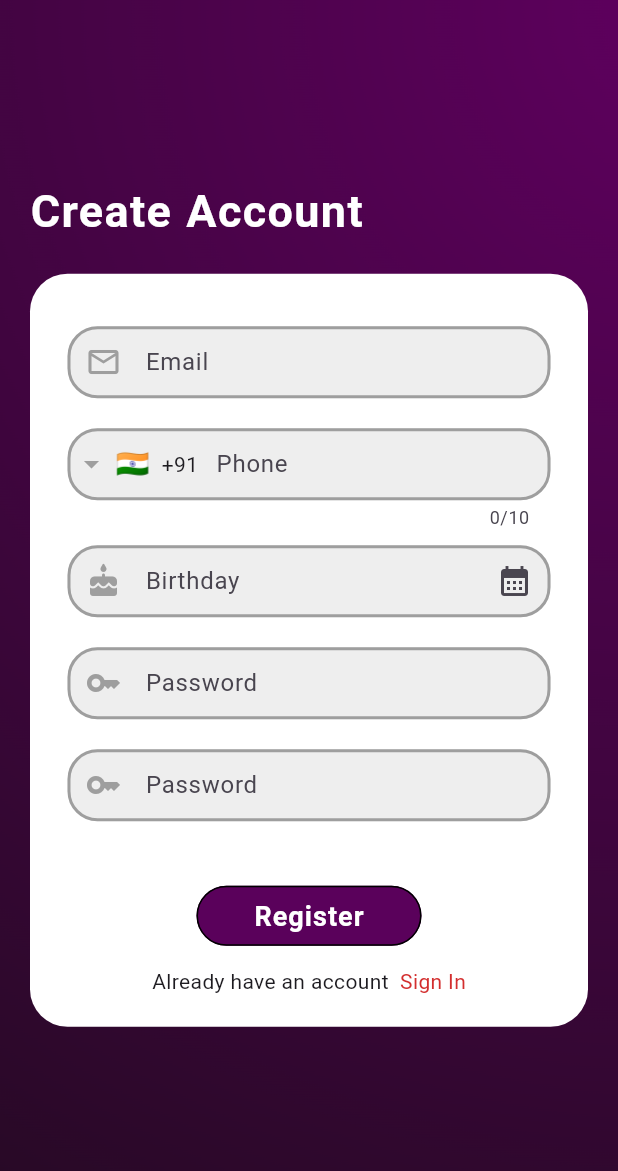
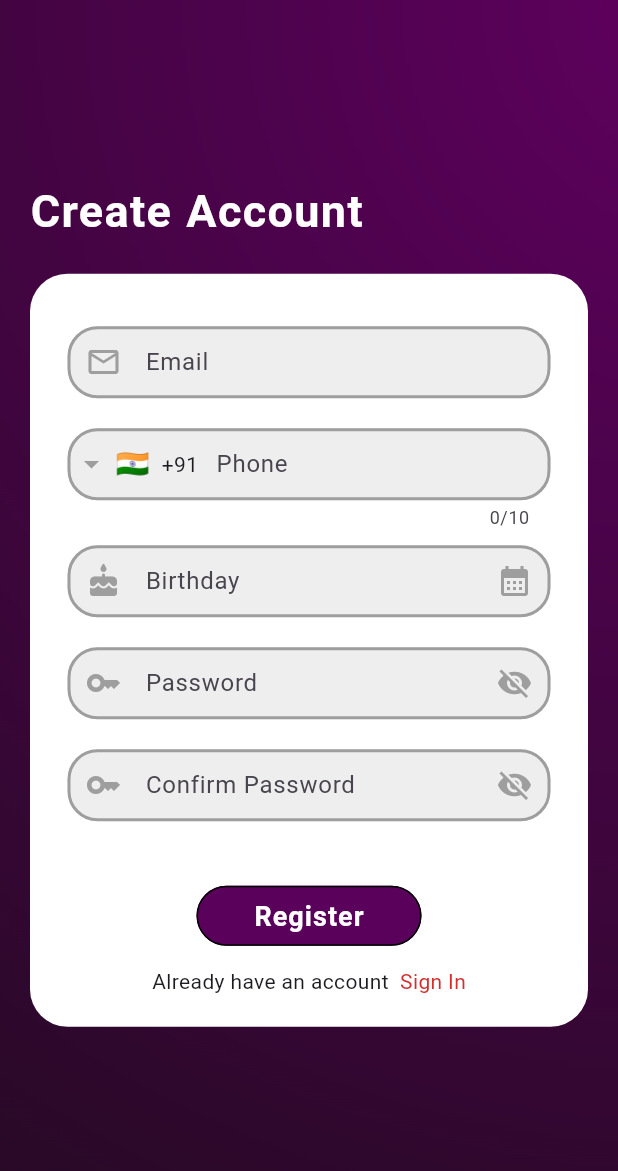
Before and after one commit to Shrish-KS/LockBox, a Flutter app: the SignIn screen opened directly, after a tap on "Login", after a tap on "Register", on a phone screen of 412 x 824 dp. Shown: the top 1171 px of the screen. Run offline on Flutter 3.47's test engine with Material 3 defaults, Android fonts, the light colour scheme and no system bars; drawn by our look-alikes of date_field, intl_phone_field; our stand-ins replace firebase_auth, firebase_core, flutter_contacts, flutter_spinkit, quickalert, smooth_page_indicator; accounts and stored records are empty.

Commit message:
dialog box

```diff
--- a/lib/main.dart
+++ b/lib/main.dart
@@ -1,9 +1,13 @@
+import 'package:firebase_core/firebase_core.dart';
 import 'package:flutter/material.dart';
 import 'package:lockbox/screens/Authentication/register.dart';
 import 'package:lockbox/screens/onboarding/onboard.dart';
 import 'package:lockbox/screens/Authentication/signin.dart';
+import 'package:lockbox/screens/loading.dart';
 
-void main() {
+void main() async{
+  WidgetsFlutterBinding.ensureInitialized();
+  await Firebase.initializeApp();
   runApp(const MyApp());
 }
 
--- a/lib/screens/Authentication/register.dart
+++ b/lib/screens/Authentication/register.dart
@@ -3,6 +3,7 @@ import 'package:flutter/material.dart';
 import 'package:intl_phone_field/intl_phone_field.dart';
 import 'package:intl_phone_field/phone_number.dart';
 import 'package:lockbox/screens/Authentication/signin.dart';
+import 'package:lockbox/screens/loading.dart';
 import 'package:lockbox/screens/onboarding/onboard.dart';
 import 'package:lockbox/shared/constants.dart';
 import 'package:quickalert/quickalert.dart';
@@ -22,16 +23,16 @@ class _RegisterState extends State<Register> {
   String pass="";
   String phone="";
   String checkpass="";
-  bool error=false;
-  String errormessage="";
+  String error="";
   DateTime dob=DateTime.now();
   String name="";
-  String finalname="";
-
+  bool loading=false;
+  bool _passwordVisible=false;
+  bool _passwordVisible2=false;
   @override
   Widget build(BuildContext context) {
     return SafeArea(
-      child: Scaffold(
+      child: loading?Loading():Scaffold(
           body: Container(
               alignment: Alignment.center,
               decoration: BoxDecoration(
@@ -121,7 +122,19 @@ class _RegisterState extends State<Register> {
                               SizedBox(height: 20,),
                               Container(
                                 child: TextFormField(
-                                  decoration: textinputdecoration.copyWith(hintText: "Password",prefixIcon: Icon(Icons.key),label: Text("Password")),
+                                  obscureText: !_passwordVisible,
+                                  decoration: textinputdecoration.copyWith(hintText: "Password",prefixIcon: Icon(Icons.key),label: Text("Password"),suffixIcon: IconButton(
+                                    icon: Icon(
+                                      _passwordVisible
+                                          ? Icons.visibility
+                                          : Icons.visibility_off,
+                                    ),
+                                    onPressed: () {
+                                      setState(() {
+                                        _passwordVisible = !_passwordVisible;
+                                      });
+                                    },
+                                  ),),
                                   validator: (val) => val!.length<6?"Password should be atleast 6 charecters":null,
                                   onChanged: (val) =>{
                                     pass=val
@@ -136,7 +149,19 @@ class _RegisterState extends State<Register> {
                               SizedBox(height: 20,),
                               Container(
                                 child: TextFormField(
-                                  decoration: textinputdecoration.copyWith(hintText: "Password",prefixIcon: Icon(Icons.key),label: Text("Password")),
+                                  obscureText: !_passwordVisible2,
+                                  decoration: textinputdecoration.copyWith(hintText: "Confirm Password",prefixIcon: Icon(Icons.key),label: Text("Confirm Password"),suffixIcon: IconButton(
+                                    icon: Icon(
+                                      _passwordVisible2
+                                          ? Icons.visibility
+                                          : Icons.visibility_off,
+                                    ),
+                                    onPressed: () {
+                                      setState(() {
+                                        _passwordVisible2 = !_passwordVisible2;
+                                      });
+                                    },
+                                  ),),
                                   validator: (val){
                                     if(val==null || val.length<6){
                                       return "Password should be atleast 6 charecters";
@@ -158,13 +183,13 @@ class _RegisterState extends State<Register> {
                               ),
                               SizedBox(height: 15,),
                               Text(
-                                errormessage,
+                                error,
                                 style: TextStyle(
                                   color: Colors.red,
                                   fontSize: 17
                                 ),
                               ),
-                              error?SizedBox(height: 10,):Container(),
+                              error.length!=0?SizedBox(height: 10,):Container(),
                               Container(
                                 width: 150,
                                 child: TextButton(
@@ -179,7 +204,17 @@ class _RegisterState extends State<Register> {
                                           letterSpacing: 0.7
                                       )),
                                     ),
-                                    onPressed: () {
+                                    onPressed: (){
+                                      if( _formkey.currentState!.validate()){
+                                        if(phone.length<10){
+                                          setState(() {
+                                            error="Enter Valid Mobile Number";
+                                          });
+                                        }
+                                        else{
+                                          setState(() {
+                                            error="";
+                                          });
                                           QuickAlert.show(
                                               context: context,
                                               type: QuickAlertType.custom,
@@ -206,36 +241,18 @@ class _RegisterState extends State<Register> {
                                               ),
                                               onConfirmBtnTap: (){
                                                 if(_formFieldKey.currentState!.validate()){
-                                            finalname=name;
-                                            print(finalname);
+                                                  print(name);
+                                                  Navigator.pop(context);
                                                 }
                                               },
                                               showCancelBtn: false,
                                               disableBackBtn: true
                                           );
-                                      while(finalname==""){
-                                        ;
+                                          print(name);
                                         }
-                                      if( _formkey.currentState!.validate()){
-                                        if(phone.length<10){
-                                          setState(() {
-                                            error=true;
-                                            errormessage="Enter Valid Mobile Number";
-                                          });
-                                        }
-                                        else{
-                                          setState(() {
-                                            error=false;
-                                            errormessage="";
-                                          });
-                                        }
-                                        print(email);
-                                        print(pass);
-                                        print(phone);
-                                        print(checkpass);
-                                        print(dob);
                                       }
                                     },
+
                                     child: Text("Register")
                                 ),
                               ),
@@ -254,7 +271,7 @@ class _RegisterState extends State<Register> {
                                         ),
                                       ),
                                       onTap: (){
-                                        Navigator.push(
+                                        Navigator.pushReplacement(
                                           context,
                                           MaterialPageRoute(builder: (context) =>  SignIn()),
                                         );
--- a/lib/screens/Authentication/signin.dart
+++ b/lib/screens/Authentication/signin.dart
@@ -2,6 +2,7 @@ import 'package:flutter/material.dart';
 import 'package:lockbox/screens/Authentication/register.dart';
 import 'package:lockbox/screens/onboarding/onboard.dart';
 import 'package:lockbox/shared/constants.dart';
+import 'package:lockbox/services/auth.dart';
 
 class SignIn extends StatefulWidget {
   const SignIn({super.key});
@@ -12,9 +13,13 @@ class SignIn extends StatefulWidget {
 
 class _SignInState extends State<SignIn> {
 
+  final _auth = Authenticate();
+
   final GlobalKey<FormState> _formkey = GlobalKey<FormState>();
   String email="";
   String pass="";
+  bool _passwordVisible =false;
+  String error="";
 
   @override
   Widget build(BuildContext context) {
@@ -77,7 +82,19 @@ class _SignInState extends State<SignIn> {
                           SizedBox(height: 30,),
                           Container(
                             child: TextFormField(
-                              decoration: textinputdecoration.copyWith(hintText: "Password",prefixIcon: Icon(Icons.key),label: Text("Password")),
+                              obscureText: !_passwordVisible,
+                              decoration: textinputdecoration.copyWith(hintText: "Password",prefixIcon: Icon(Icons.key),label: Text("Password"),suffixIcon: IconButton(
+                                icon: Icon(
+                                  _passwordVisible
+                                      ? Icons.visibility
+                                      : Icons.visibility_off,
+                                ),
+                                onPressed: () {
+                                  setState(() {
+                                    _passwordVisible = !_passwordVisible;
+                                  });
+                                },
+                              ),),
                               validator: (val) => val!.length<6?"Password should be atleast 6 charecters":null,
                               onChanged: (val) =>{
                                 pass=val
@@ -89,7 +106,15 @@ class _SignInState extends State<SignIn> {
                               ),
                             ),
                           ),
-                          SizedBox(height: 20,),
+                          SizedBox(height: 15,),
+                          Text(
+                            error,
+                            style: TextStyle(
+                                color: Colors.red,
+                                fontSize: 17
+                            ),
+                          ),
+                          (error.length!=0)?SizedBox(height: 10,):Container(),
                           Container(
                             width: 150,
                             child: TextButton(
@@ -105,10 +130,9 @@ class _SignInState extends State<SignIn> {
                                   letterSpacing: 0.7
                                 )),
                               ),
-                                onPressed: (){
+                                onPressed: () async{
                                   if(_formkey.currentState!.validate()){
-                                    print(email);
-                                    print(pass);
+                                    await _auth.signinwithemailpass(email,pass);
                                   }
                                 },
                                 child: Text("Login")
--- a/lib/shared/constants.dart
+++ b/lib/shared/constants.dart
@@ -11,6 +11,10 @@ final textinputdecoration = InputDecoration(
   floatingLabelStyle: TextStyle(
     color: Colors.purple[900]
   ),
+  suffixIconColor: MaterialStateColor.resolveWith((states) =>
+  states.contains(MaterialState.focused)
+      ? Colors.purple
+      : Colors.grey),
   focusedErrorBorder: OutlineInputBorder(
       borderRadius: BorderRadius.all(Radius.circular(10)),
       borderSide: BorderSide(
--- a/pubspec.yaml
+++ b/pubspec.yaml
@@ -36,6 +36,9 @@ dependencies:
   intl_phone_field: ^3.2.0
   date_field: ^3.0.0
   quickalert: ^1.1.0
+  flutter_spinkit: ^5.2.1
+  firebase_auth: ^4.16.0
+  firebase_core : ^2.24.1
 
 
 
```
Also changed, not shown: lib/screens/loading.dart (added, +25 -0 lines), lib/services/auth.dart (added, +44 -0 lines), lib/shared/alerts.dart (added), pubspec.lock, 7 other files. Lines whose indentation alone changed are shown as unchanged.
